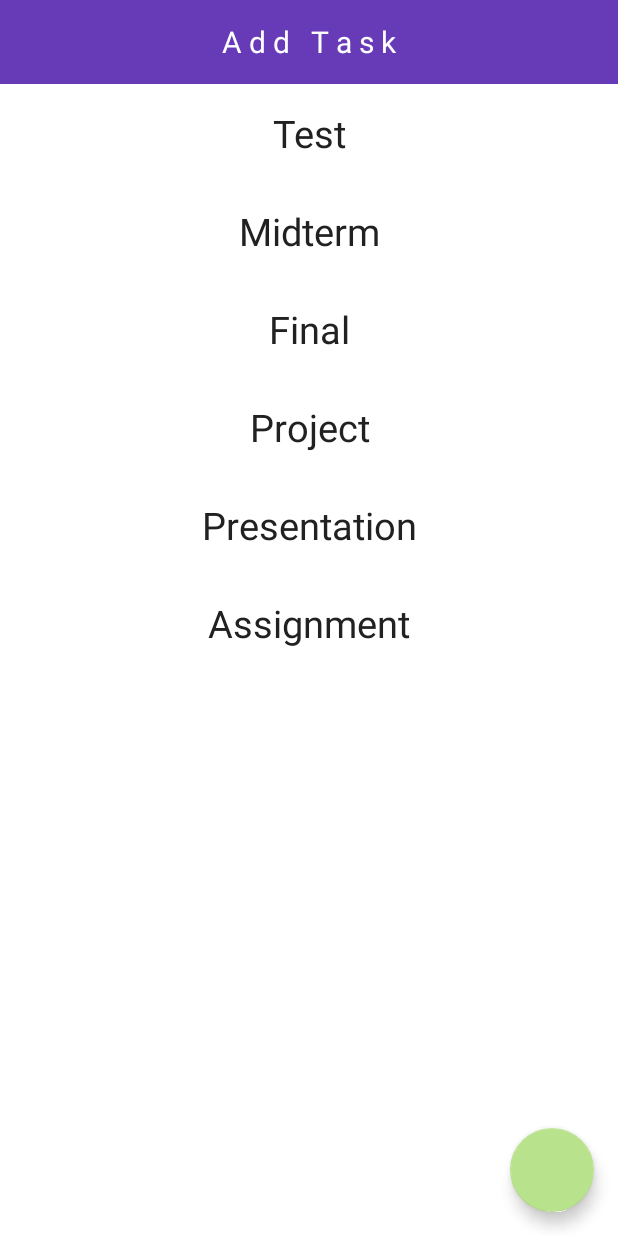
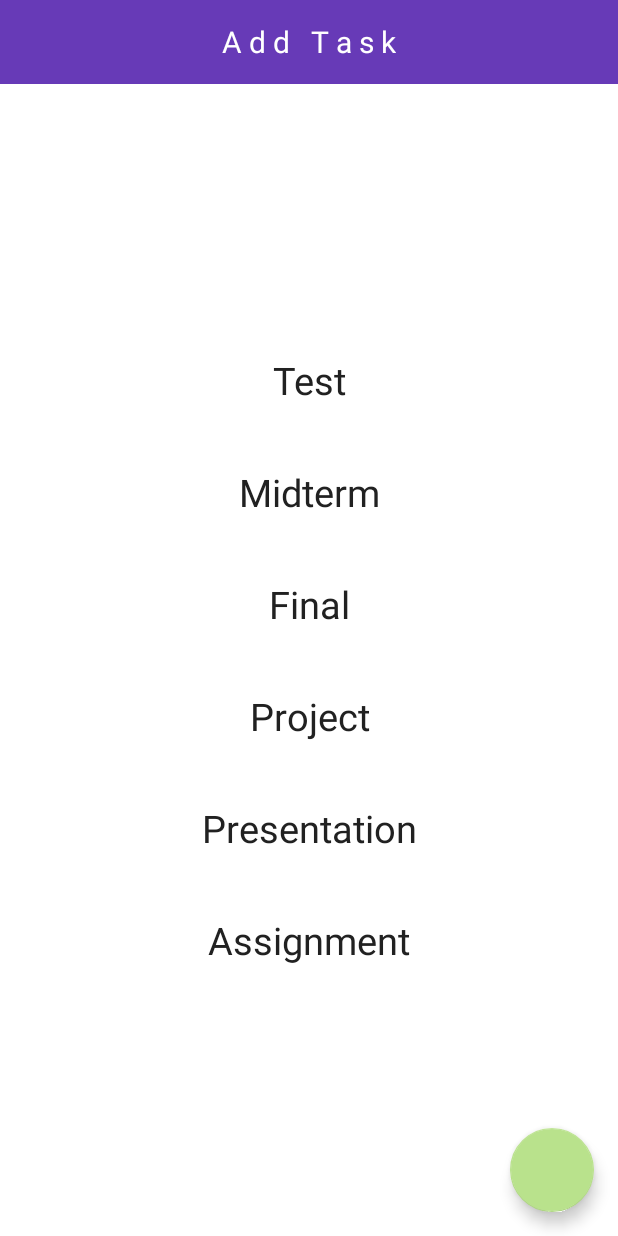
Before and after one commit to drceogodpope/Courses, an Android app: the layout add_task_activity.xml on its own in the app's theme, with its tools: preview values and no code run, on a phone screen of 412 x 824 dp. Run offline under Robolectric (Android 15) with nearby library versions, the phone set to English and light mode, and no system bars.

Commit message:
Redesigned AddTaskActivityLogic not perfect but functions

```diff
--- a/app/src/main/java/com/commisso/francesco/courses/CourseAdapter.java
+++ b/app/src/main/java/com/commisso/francesco/courses/CourseAdapter.java
@@ -21,7 +21,7 @@ public class CourseAdapter extends RecyclerView.Adapter<CourseAdapter.CourseCard
         this.courses = courses;
     }
 
-    public static class CourseCardViewHolder extends RecyclerView.ViewHolder {
+    public class CourseCardViewHolder extends RecyclerView.ViewHolder {
         protected TextView courseTitle;
         protected TextView courseCode;
         protected TextView courseTime;
@@ -40,12 +40,11 @@ public class CourseAdapter extends RecyclerView.Adapter<CourseAdapter.CourseCard
                 public void onClick(View view) {
                     Context context = view.getContext();
                     Intent intent = new Intent(context,CourseActivity.class);
-                    intent.putExtra("position",getAdapterPosition()+1);
+                    intent.putExtra("id",courses.get(getAdapterPosition()).getId());
                     context.startActivity(intent);
                     ((Activity) context).overridePendingTransition(R.anim.pull_in_right, R.anim.push_out_left);
                 }
             });
-            v.setBackgroundColor(ContextCompat.getColor(v.getContext(),R.color.white));
         }
 
     }
--- a/app/src/main/java/com/commisso/francesco/courses/DateTimeUtils.java
+++ b/app/src/main/java/com/commisso/francesco/courses/DateTimeUtils.java
@@ -14,7 +14,7 @@ public class DateTimeUtils {
 
     public DateTimeUtils(){}
 
-    public DateTime dateTimeFromPickers(DatePicker datePicker, TimePicker timePicker){
+    public static DateTime dateTimeFromPickers(DatePicker datePicker, TimePicker timePicker){
         int year = datePicker.getYear();
         int month = datePicker.getMonth() + 1;
         int dayOfMonth = datePicker.getDayOfMonth();
--- a/app/src/main/java/com/commisso/francesco/courses/MainActivity.java
+++ b/app/src/main/java/com/commisso/francesco/courses/MainActivity.java
@@ -42,8 +42,7 @@ public class MainActivity extends AppCompatActivity {
         coursesRecyclerView.setLayoutManager(mLayoutManager);
         coursesRecyclerView.setAdapter(new CourseAdapter(dbHelper.getCourses(dbHelper.getReadableDatabase())));
 
-
-        FloatingActionButton fab = (FloatingActionButton) findViewById(R.id.fab);
+        fab = (FloatingActionButton) findViewById(R.id.fab);
         fab.setOnClickListener(new View.OnClickListener() {
             @Override
             public void onClick(View view) {
@@ -67,7 +66,7 @@ public class MainActivity extends AppCompatActivity {
 
     @Override
     public void onBackPressed() {
-        System.out.println(dbHelper.getTableAsString(dbHelper.getReadableDatabase(),DBHelper.PROJECT_TABLE_NAME));
+
     }
 
     @Override
--- a/app/src/main/res/layout/activity_main.xml
+++ b/app/src/main/res/layout/activity_main.xml
@@ -33,7 +33,7 @@
             style="@style/AppTheme">
             <TextView
                 style="@style/TitleToolBar"
-                android:text="C O U R S E S"/>
+                android:text="@string/title_main_activity"/>
         </android.support.v7.widget.Toolbar>
 
         <android.support.v7.widget.RecyclerView
--- a/app/src/main/res/layout/add_task_activity.xml
+++ b/app/src/main/res/layout/add_task_activity.xml
@@ -33,107 +33,69 @@
 
         <LinearLayout
             android:layout_width="match_parent"
-            android:layout_height="wrap_content"
+            android:layout_height="match_parent"
             android:layout_centerInParent="true"
             android:orientation="vertical"
             android:animateLayoutChanges="true"
             android:gravity="center"
-            android:id="@+id/addTaskLinearLayout"
+            android:id="@+id/addTaskTopLayout"
             android:layout_below="@id/toolbar"
             android:layout_alignParentStart="true">
 
-            <android.support.v7.widget.CardView
-                android:layout_width="match_parent"
-                app:cardElevation="0dp"
-                android:id="@+id/addTaskTestButton"
-                android:layout_margin="5dp"
-                android:elevation="0dp"
-                android:layout_height="wrap_content">
                 <TextView
                     android:layout_width="match_parent"
-                    android:layout_margin="10dp"
+                    android:layout_margin="20dp"
+                    android:id="@+id/addTaskTestButton"
                     android:textAlignment="center"
                     android:layout_height="wrap_content"
-                    android:textSize="25dp"
+                    android:textSize="25sp"
                     android:text="Test"/>
-            </android.support.v7.widget.CardView>
-
-            <android.support.v7.widget.CardView
-                android:layout_width="match_parent"
-                app:cardElevation="0dp"
-                android:layout_margin="5dp"
-                android:id="@+id/addTaskMidtermButton"
-                android:elevation="0dp"
-                android:layout_height="wrap_content">
-                <TextView
-                    android:layout_width="match_parent"
-                    android:layout_margin="10dp"
-                    android:textAlignment="center"
-                    android:layout_height="wrap_content"
-                    android:textSize="25dp"
-                    android:text="Midterm"/>
-            </android.support.v7.widget.CardView>
-            <android.support.v7.widget.CardView
-                android:layout_width="match_parent"
-                app:cardElevation="0dp"
-                android:id="@+id/addTaskFinalButton"
-                android:layout_margin="5dp"
-                android:layout_height="wrap_content">
-                <TextView
-                    android:layout_width="match_parent"
-                    android:layout_margin="10dp"
-                    android:textAlignment="center"
-                    android:layout_height="wrap_content"
-                    android:textSize="25dp"
-                    android:text="Final"/>
-            </android.support.v7.widget.CardView>
-            <android.support.v7.widget.CardView
-                android:layout_width="match_parent"
-                app:cardElevation="0dp"
-                android:layout_margin="5dp"
-                android:id="@+id/addTaskProjectButton"
-                android:layout_height="wrap_content">
 
                 <TextView
                     android:layout_width="match_parent"
-                    android:layout_margin="10dp"
+                    android:layout_margin="20dp"
                     android:textAlignment="center"
+                    android:id="@+id/addTaskMidtermButton"
                     android:layout_height="wrap_content"
-                    android:textSize="25dp"
-                    android:text="Project"/>
-            </android.support.v7.widget.CardView>
-
-            <android.support.v7.widget.CardView
-                android:layout_width="match_parent"
-                app:cardElevation="0dp"
-                android:id="@+id/addTaskPresentationButton"
-                android:layout_margin="5dp"
-                android:layout_height="wrap_content">
+                    android:textSize="25sp"
+                    android:text="Midterm"/>
 
                 <TextView
                     android:layout_width="match_parent"
-                    android:layout_margin="10dp"
+                    android:layout_margin="20dp"
                     android:textAlignment="center"
+                    android:id="@+id/addTaskFinalButton"
                     android:layout_height="wrap_content"
-                    android:textSize="25dp"
-                    android:text="Presentation"/>
-            </android.support.v7.widget.CardView>
-
-            <android.support.v7.widget.CardView
-                android:layout_width="match_parent"
-                app:cardElevation="0dp"
-                android:id="@+id/addTaskAssignmentButton"
-                android:layout_margin="5dp"
-                android:layout_height="wrap_content">
+                    android:textSize="25sp"
+                    android:text="Final"/>
 
                 <TextView
                     android:layout_width="match_parent"
-                    android:layout_margin="10dp"
+                    android:layout_margin="20dp"
+                    android:textAlignment="center"
+                    android:id="@+id/addTaskProjectButton"
+                    android:layout_height="wrap_content"
+                    android:textSize="25sp"
+                    android:text="Project"/>
+
+
+                <TextView
+                    android:layout_width="match_parent"
+                    android:layout_margin="20dp"
+                    android:id="@+id/addTaskPresentationButton"
                     android:textAlignment="center"
                     android:layout_height="wrap_content"
-                    android:textSize="25dp"
+                    android:textSize="25sp"
+                    android:text="Presentation"/>
+
+                <TextView
+                    android:layout_width="match_parent"
+                    android:layout_margin="20dp"
+                    android:textAlignment="center"
+                    android:id="@+id/addTaskAssignmentButton"
+                    android:layout_height="wrap_content"
+                    android:textSize="25sp"
                     android:text="Assignment"/>
-            </android.support.v7.widget.CardView>
 
         </LinearLayout>
 
@@ -141,18 +103,20 @@
         android:layout_width="match_parent"
         android:animateLayoutChanges="true"
         android:layout_height="wrap_content"
-        android:layout_below="@id/addTaskLinearLayout"
+        android:layout_below="@id/addTaskTopLayout"
         android:id="@+id/addTaskScrollView">
 
         <RelativeLayout
             android:layout_width="match_parent"
-            android:layout_height="match_parent">
+            android:layout_height="match_parent"
+            android:animateLayoutChanges="true"
+            android:id="@+id/scrollViewRelativeLayout">
 
             <LinearLayout xmlns:android="http://schemas.android.com/apk/res/android"
                 android:orientation="vertical" android:layout_width="match_parent"
                 android:layout_height="match_parent"
                 android:visibility="gone"
-                android:id="@+id/addTestLinearLayout">
+                android:id="@+id/taskArgumentsLayout">
 
                 <EditText
                     android:layout_width="match_parent"
@@ -164,7 +128,7 @@
                     android:background="@android:color/transparent"
                     android:textColorHint="@color/colorGrey"
                     android:hint="%"
-                    android:id="@+id/addTestPercentage" />
+                    android:id="@+id/addTaskPercentage" />
                 <EditText
                     android:layout_width="match_parent"
                     android:layout_margin="20dp"
@@ -189,49 +153,13 @@
                 <TimePicker
                     android:layout_width="match_parent"
                     android:layout_marginRight="30dp"
+                    android:layout_marginBottom="30dp"
                     android:layout_marginLeft="30dp"
                     android:id="@+id/addTestTimePicker"
                     android:layout_height="wrap_content"/>
             </LinearLayout>
 
-            <LinearLayout
-                xmlns:android="http://schemas.android.com/apk/res/android"
-                android:orientation="vertical" android:layout_width="match_parent"
-                android:layout_height="match_parent"
-                android:id="@+id/addProjectLinearLayout"
-                android:visibility="gone">
-
-                <EditText
-                    android:layout_width="match_parent"
-                    android:layout_margin="20dp"
-                    android:layout_height="wrap_content"
-                    style="@style/Base.TextAppearance.AppCompat.Large"
-                    android:textAlignment="center"
-                    android:inputType="numberDecimal"
-                    android:background="@android:color/transparent"
-                    android:textColorHint="@color/colorGrey"
-                    android:hint="%"
-                    android:id="@+id/addProjectPercentage" />
-
-
-                <DatePicker
-                    android:id="@+id/addProjectDatePicker"
-                    android:layout_width="wrap_content"
-                    android:elevation="5dp"
-                    android:layout_height="wrap_content"
-                    android:spinnersShown="true"
-                    android:calendarTextColor="@color/white"
-                    android:layout_gravity="center"
-                    android:calendarViewShown="false"/>
-                <TimePicker
-                    android:layout_width="match_parent"
-                    android:layout_marginRight="30dp"
-                    android:layout_marginLeft="30dp"
-                    android:id="@+id/addProjectTimePicker"
-                    android:layout_height="wrap_content"/>
-
-            </LinearLayout>
-        </RelativeLayout>
+</RelativeLayout>
 
     </ScrollView>
 
```
Also changed, not shown: app/src/main/java/com/commisso/francesco/courses/AddTaskActivity.java (+151 -107 lines), app/src/main/java/com/commisso/francesco/courses/Course.java (+7 -0 lines), app/src/main/java/com/commisso/francesco/courses/CourseActivity.java (+8 -17 lines), app/src/main/java/com/commisso/francesco/courses/DBHelper.java (+8 -12 lines), app/src/main/java/com/commisso/francesco/courses/Project.java (+7 -7 lines), 1 other file.
